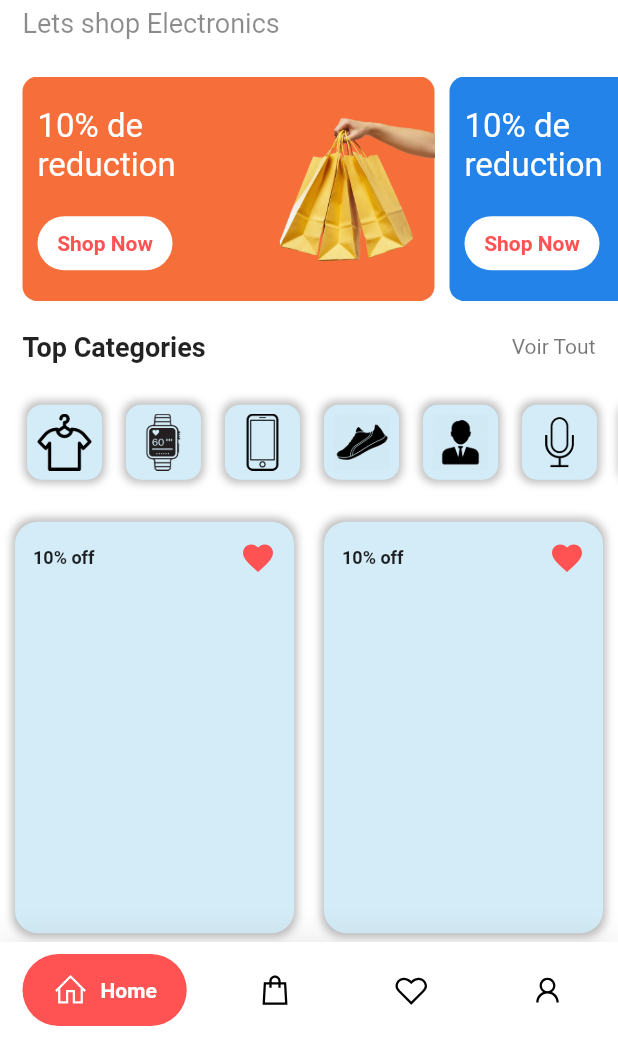
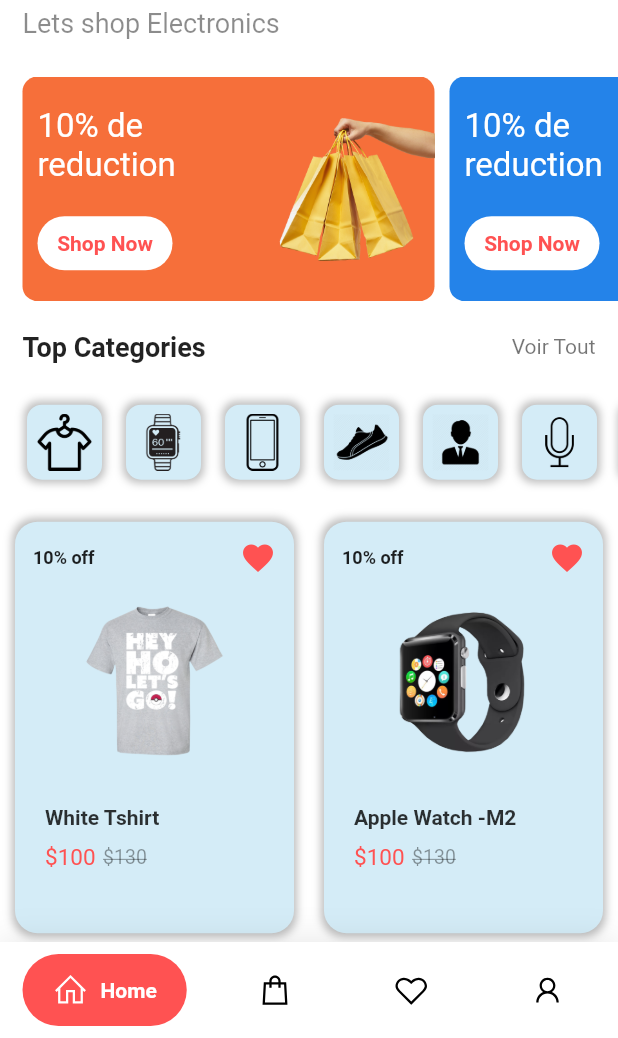
Before and after one commit to Adamakeleguem/Machine-Learning, a Flutter app: the screen it shows after launch, on a phone screen of 412 x 824 dp, the part 198-1236 px from its top. Run offline on Flutter 3.47's test engine with Material 2 defaults, Android fonts, the phone set to English and light mode, and no system bars; drawn by our look-alikes of google_nav_bar; our stand-ins replace flutter_image_slideshow, line_icons.

Commit message:
commit 23/01/2023

```diff
--- a/Electro Shop/electro_shop/lib/widgets/grid_items.dart
+++ b/Electro Shop/electro_shop/lib/widgets/grid_items.dart
@@ -1,7 +1,9 @@
 
-     // ignore_for_file: use_key_in_widget_constructors, must_be_immutable, prefer_const_constructors
+     // ignore_for_file: use_key_in_widget_constructors, must_be_immutable, prefer_const_constructors, prefer_const_literals_to_create_immutables
 
 import 'package:flutter/material.dart';
+
+import '../screens/item_screen.dart';
 
 class GridItems extends StatelessWidget {
   var pNames=[
@@ -22,11 +24,7 @@ class GridItems extends StatelessWidget {
         crossAxisCount: 2,
       ),
       itemBuilder: ((context, index) {
-        return InkWell(
-          onTap: () {
-
-          },
-          child: Container(
+        return Container(
           margin: EdgeInsets.all(10),
           decoration: BoxDecoration(
             borderRadius: BorderRadius.circular(15),
@@ -55,9 +53,54 @@ class GridItems extends StatelessWidget {
                   Icon(Icons.favorite,color: Colors.redAccent,)
                 ],
               ),
+              SizedBox(height: 10),
+              Padding(
+                padding: EdgeInsets.all(10),
+                child:InkWell(
+                  onTap: (() {
+                    Navigator.push(context, MaterialPageRoute(builder: (conte0xt)=>ItemScreen()));
+                  }),
+                  child: Image.asset("images/${pNames[index]}.png",height: 100,
+                  width:100),
+                ),
+                ),
+              SizedBox(height: 15),
+              Padding(padding: EdgeInsets.all(8),
+              child: Column(crossAxisAlignment: CrossAxisAlignment.start,
+              children: [
+                Text(
+                  pNames[index],
+                  style: TextStyle(fontSize: 14,color: Colors.black.withOpacity(0.8),
+                  fontWeight: FontWeight.bold,
+                  ),
+                ),
+                SizedBox(height: 10),
+                Row(
+                  children: [
+                    Text(
+                      "\$100",
+                      style: TextStyle(
+                        fontSize: 15,
+                        color: Colors.redAccent,
+                        fontWeight: FontWeight.w400,
+                      ),
+                    ),
+                    SizedBox(width: 5),
+                    Text(
+                      "\$130",
+                      style: TextStyle(
+                        decoration: TextDecoration.lineThrough,
+                        fontSize: 13,
+                        color: Colors.black.withOpacity(0.4),
+                      ),
+                    )
+                  ],
+                )
+              ],
+              ),
+            ),
             ],
           ),),
-          ),
         );
       }),
     );
--- a/Electro Shop/electro_shop/pubspec.yaml
+++ b/Electro Shop/electro_shop/pubspec.yaml
@@ -38,6 +38,7 @@ dependencies:
   cupertino_icons: ^1.0.2
   google_nav_bar: ^5.0.6
   line_icons: ^2.0.0
+  flutter_image_slideshow: ^0.1.4
 
 dev_dependencies:
   flutter_test:
```
Also changed, not shown: Electro Shop/electro_shop/lib/screens/item_screen.dart (added, +35 -0 lines), Electro Shop/electro_shop/lib/widgets/product_images_slider.dart (added, +14 -0 lines), Electro Shop/electro_shop/pubspec.lock. Lines whose indentation alone changed are shown as unchanged.
